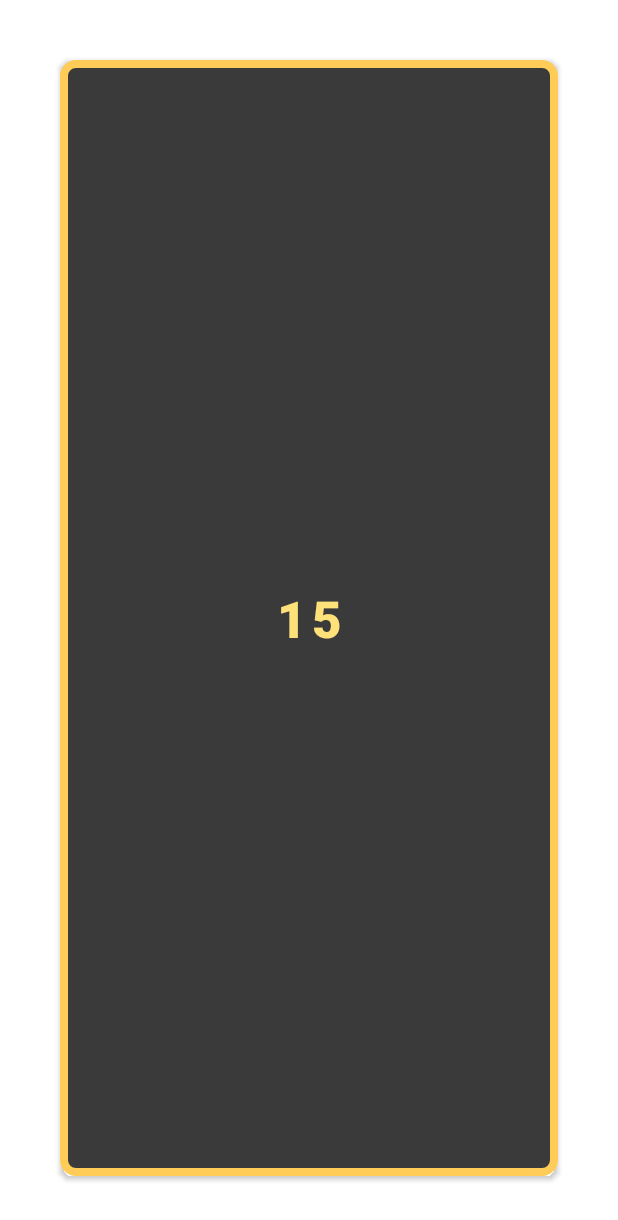
After one commit to sdnezz/android, an Android app: the layout item_tile.xml on its own in the app's theme, with its tools: preview values and no code run, on a phone screen of 412 x 824 dp. The commit adds this screen. Shown: the top 1220 px of the screen. Run offline under Robolectric (Android 15) with nearby library versions, the phone set to English and light mode, and no system bars.

Commit message:
Tile logic & Interface's elements

```diff
--- a/app/build.gradle.kts
+++ b/app/build.gradle.kts
@@ -36,12 +36,12 @@ android {
 }
 
 dependencies {
-
     implementation(libs.androidx.core.ktx)
     implementation(libs.androidx.appcompat)
     implementation(libs.material)
     implementation(libs.androidx.activity)
     implementation(libs.androidx.constraintlayout)
+    implementation(libs.androidx.gridlayout)
     testImplementation(libs.junit)
     androidTestImplementation(libs.androidx.junit)
     androidTestImplementation(libs.androidx.espresso.core)
--- /dev/null
+++ b/app/src/main/res/drawable/round_angle_8.xml
@@ -0,0 +1,5 @@
+<?xml version="1.0" encoding="utf-8"?>
+<shape xmlns:android="http://schemas.android.com/apk/res/android">
+    <solid android:color="#FFA936" />
+    <corners android:radius="11dp" />
+</shape>
--- /dev/null
+++ b/app/src/main/res/drawable/tile_default_background.xml
@@ -0,0 +1,10 @@
+<?xml version="1.0" encoding="utf-8"?>
+<shape xmlns:android="http://schemas.android.com/apk/res/android"
+    android:shape="rectangle">
+    <solid android:color="#3A3A3A" />
+    <corners android:radius="8dp" />
+    <stroke
+        android:width="5dp"
+        android:color="#FFCC58" />
+
+</shape>
--- /dev/null
+++ b/app/src/main/res/drawable/tile_ripple_effect.xml
@@ -0,0 +1,10 @@
+<?xml version="1.0" encoding="utf-8"?>
+<ripple xmlns:android="http://schemas.android.com/apk/res/android"
+    android:color="#62FF9800">
+    <item android:id="@android:id/mask">
+        <shape android:shape="rectangle">
+            <solid android:color="@android:color/white" />
+            <corners android:radius="8dp" />
+        </shape>
+    </item>
+</ripple>
--- /dev/null
+++ b/app/src/main/res/layout/item_tile.xml
@@ -0,0 +1,18 @@
+<?xml version="1.0" encoding="utf-8"?>
+<Button xmlns:android="http://schemas.android.com/apk/res/android"
+    xmlns:app="http://schemas.android.com/apk/res-auto"
+    xmlns:tools="http://schemas.android.com/tools"
+    android:id="@+id/tile_button"
+    android:layout_width="match_parent"
+    android:layout_height="match_parent"
+    android:layout_margin="40dp"
+    android:background="@drawable/tile_default_background"
+    android:foreground="@drawable/tile_ripple_effect"
+    android:gravity="center"
+    android:padding="10dp"
+    android:textColor="#FFE17A"
+    android:textSize="34sp"
+    android:textStyle="bold"
+    app:backgroundTint="@null"
+    tools:text="15">
+</Button>
--- a/app/src/main/res/values-night/themes.xml
+++ b/app/src/main/res/values-night/themes.xml
@@ -1,6 +1,6 @@
 <resources xmlns:tools="http://schemas.android.com/tools">
     <!-- Base application theme. -->
-    <style name="Theme.Pyatnaski" parent="Theme.MaterialComponents.DayNight.DarkActionBar">
+    <style name="Theme.Pyatnaski" parent="Theme.MaterialComponents.DayNight.NoActionBar">
         <!-- Primary brand color. -->
         <item name="colorPrimary">@color/purple_200</item>
         <item name="colorPrimaryVariant">@color/purple_700</item>
--- a/app/src/main/res/values/themes.xml
+++ b/app/src/main/res/values/themes.xml
@@ -1,6 +1,6 @@
 <resources xmlns:tools="http://schemas.android.com/tools">
     <!-- Base application theme. -->
-    <style name="Theme.Pyatnaski" parent="Theme.MaterialComponents.DayNight.DarkActionBar">
+    <style name="Theme.Pyatnaski" parent="Theme.MaterialComponents.DayNight.NoActionBar">
         <!-- Primary brand color. -->
         <item name="colorPrimary">@color/purple_500</item>
         <item name="colorPrimaryVariant">@color/purple_700</item>
--- a/gradle/libs.versions.toml
+++ b/gradle/libs.versions.toml
@@ -9,6 +9,8 @@ appcompat = "1.7.1"
 material = "1.13.0"
 activity = "1.10.1"
 constraintlayout = "2.2.1"
+gridlayout = "1.1.0"
+material3 = "1.3.2"
 
 [libraries]
 androidx-core-ktx = { group = "androidx.core", name = "core-ktx", version.ref = "coreKtx" }
@@ -19,6 +21,8 @@ androidx-appcompat = { group = "androidx.appcompat", name = "appcompat", version
 material = { group = "com.google.android.material", name = "material", version.ref = "material" }
 androidx-activity = { group = "androidx.activity", name = "activity", version.ref = "activity" }
 androidx-constraintlayout = { group = "androidx.constraintlayout", name = "constraintlayout", version.ref = "constraintlayout" }
+androidx-gridlayout = { group = "androidx.gridlayout", name = "gridlayout", version.ref = "gridlayout" }
+androidx-material3 = { group = "androidx.compose.material3", name = "material3", version.ref = "material3" }
 
 [plugins]
 android-application = { id = "com.android.application", version.ref = "agp" }
```
Also changed, not shown: app/src/main/AndroidManifest.xml (+7 -2 lines), app/src/main/java/com/example/pyatnaski/MainActivity.kt (+56 -9 lines), app/src/main/res/layout/activity_main.xml (+94 -0 lines).
